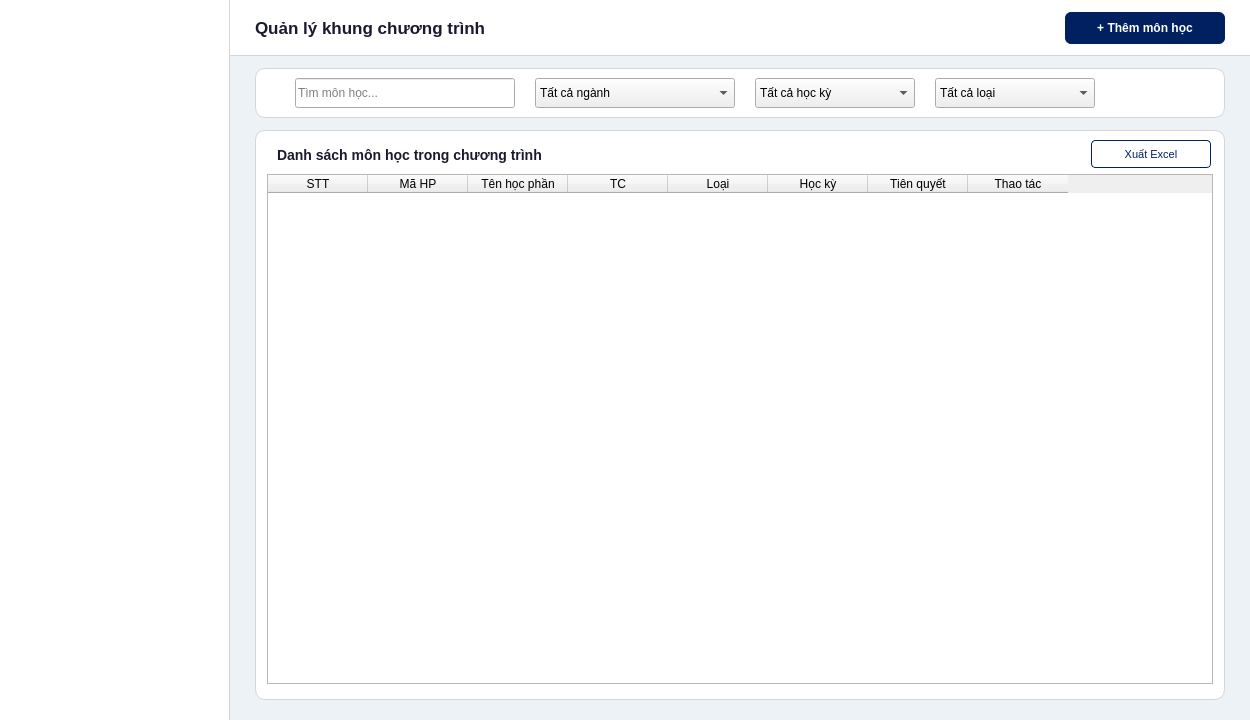
Before: the Qt Designer form frontend/ui/admin_curriculum.ui in abcxyzawe/BaiTapLonPy, drawn with Qt 5.
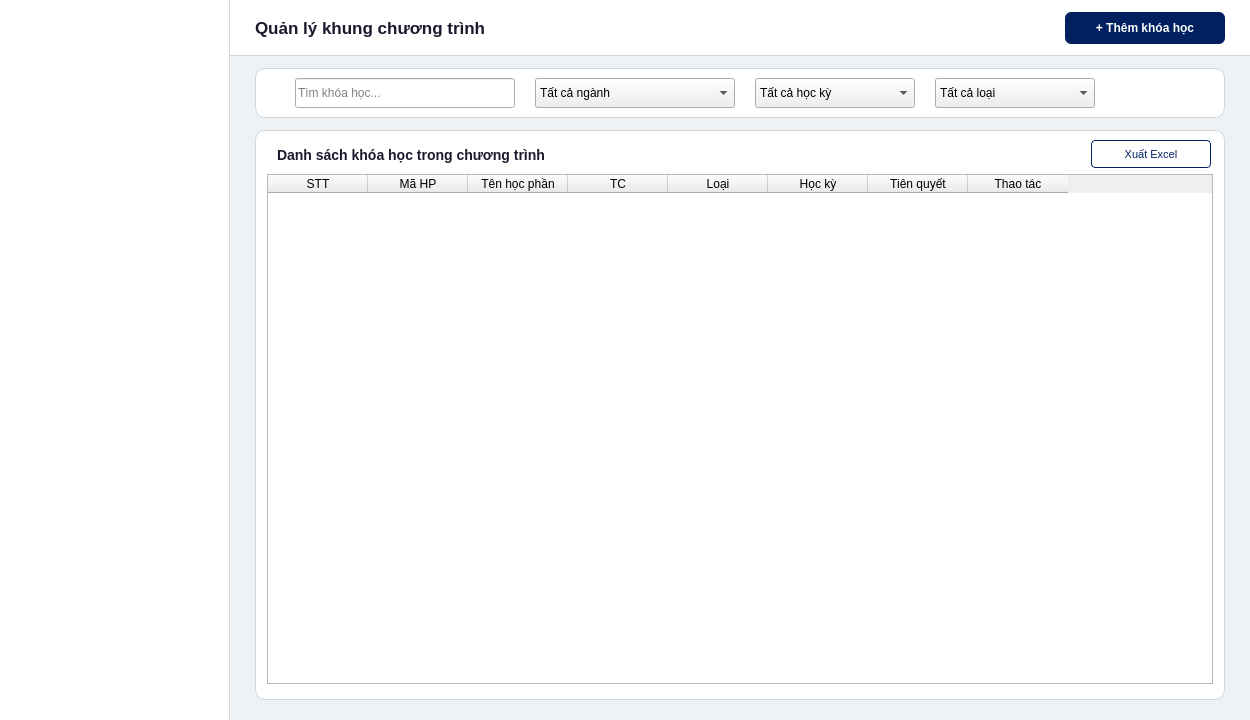
After: the same form once the commit is applied.

Commit message: ui: rename 'mon hoc' -> 'khoa hoc' (scope ngoai khoa)

The edit to the form file:
```diff
--- a/frontend/ui/admin_curriculum.ui
+++ b/frontend/ui/admin_curriculum.ui
@@ -34,7 +34,7 @@
     <widget class="QPushButton" name="btnAddCurr">
      <property name="geometry"><rect><x>835</x><y>12</y><width>160</width><height>32</height></rect></property>
      <property name="styleSheet"><string notr="true">QPushButton { background: #002060; color: white; border: none; border-radius: 6px; padding: 0 14px; font-size: 12px; font-weight: bold; } QPushButton:hover { background: #001545; }</string></property>
-     <property name="text"><string>+ Thêm môn học</string></property>
+     <property name="text"><string>+ Thêm khóa học</string></property>
      <property name="cursor"><cursorShape>PointingHandCursor</cursorShape></property>
     </widget>
    </widget>
@@ -52,7 +52,7 @@
     </widget>
     <widget class="QLineEdit" name="txtSearchCurr">
      <property name="geometry"><rect><x>40</x><y>10</y><width>220</width><height>30</height></rect></property>
-     <property name="placeholderText"><string>Tìm môn học...</string></property>
+     <property name="placeholderText"><string>Tìm khóa học...</string></property>
     </widget>
     <widget name="cboNganh" class="QComboBox">
      <property name="geometry"><rect><x>280</x><y>10</y><width>200</width><height>30</height></rect></property>
@@ -91,7 +91,7 @@
     <widget class="QLabel" name="lblCurrTitle">
      <property name="geometry"><rect><x>22</x><y>14</y><width>400</width><height>22</height></rect></property>
      <property name="styleSheet"><string notr="true">color: #1a1a2e; font-size: 14px; font-weight: bold; background: transparent;</string></property>
-     <property name="text"><string>Danh sách môn học trong chương trình</string></property>
+     <property name="text"><string>Danh sách khóa học trong chương trình</string></property>
     </widget>
 
     <widget class="QPushButton" name="btnExportCurr">
```
The commit also changes 6 other files.
